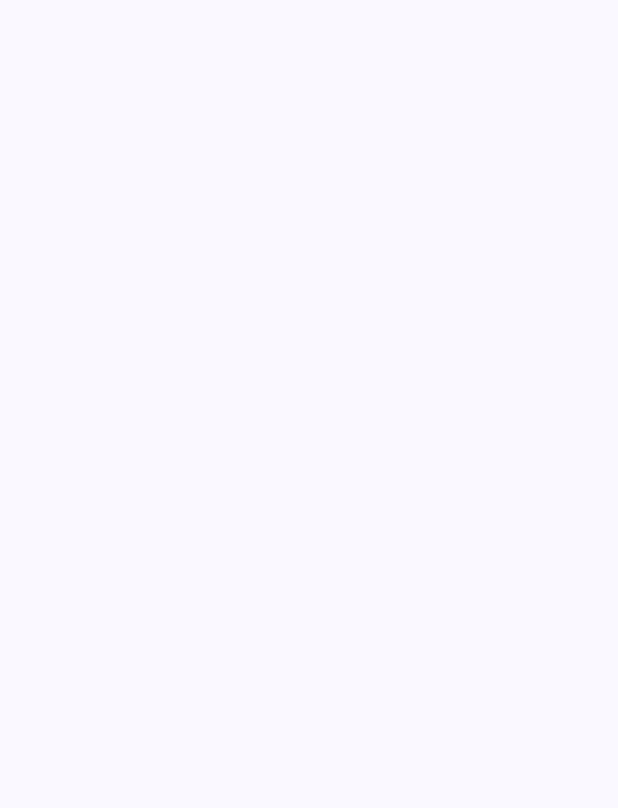
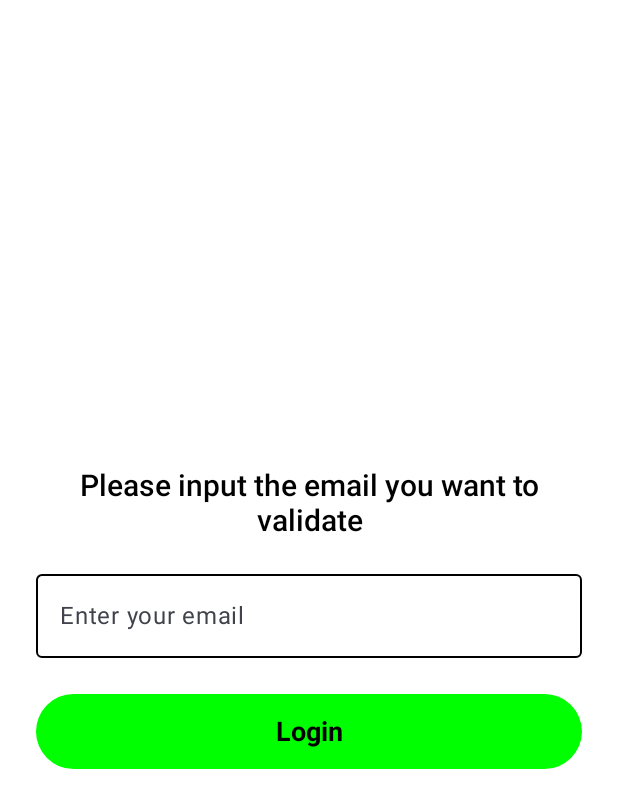
Before and after one commit to FakhrulASA/Email-Validator-Compose-Clean, an Android app built with Jetpack Compose: the screen it shows after launch (MainActivity), on a phone screen of 412 x 824 dp. Before the commit the part shown is empty. Shown: the top 808 px of the screen. Run offline under Robolectric (Android 15) with nearby library versions, the phone set to English and light mode, and no system bars.

```diff
--- a/app/src/main/java/com/fakhrulasa/emailvalidator_composeclean/MainActivity.kt
+++ b/app/src/main/java/com/fakhrulasa/emailvalidator_composeclean/MainActivity.kt
@@ -11,6 +11,7 @@ import androidx.compose.material3.Scaffold
 import androidx.compose.runtime.Composable
 import androidx.compose.ui.Alignment
 import androidx.compose.ui.Modifier
+import com.fakhrulasa.emailvalidator_composeclean.presentation.screen.EmailValidatorInputScreen
 import com.fakhrulasa.emailvalidator_composeclean.ui.theme.EmailValidatorComposeCleanTheme
 
 class MainActivity : ComponentActivity() {
@@ -20,20 +21,9 @@ class MainActivity : ComponentActivity() {
         setContent {
             EmailValidatorComposeCleanTheme {
                 Scaffold(modifier = Modifier.fillMaxSize()) { innerPadding ->
-                    ValidatorScreen()
+                    EmailValidatorInputScreen()
                 }
             }
         }
     }
 }
-
-@Composable
-fun ValidatorScreen() {
-    Column(
-        modifier = Modifier.fillMaxSize(),
-        verticalArrangement = Arrangement.Center,
-        horizontalAlignment = Alignment.CenterHorizontally
-    ) {
-
-    }
-}
--- a/app/src/main/java/com/fakhrulasa/emailvalidator_composeclean/presentation/screen/EmailValidatorInputScreen.kt
+++ b/app/src/main/java/com/fakhrulasa/emailvalidator_composeclean/presentation/screen/EmailValidatorInputScreen.kt
@@ -3,11 +3,14 @@ package com.fakhrulasa.emailvalidator_composeclean.presentation.screen
 import android.os.Bundle
 import androidx.activity.ComponentActivity
 import androidx.activity.compose.setContent
+import androidx.compose.foundation.background
 import androidx.compose.foundation.layout.Arrangement
 import androidx.compose.foundation.layout.Column
 import androidx.compose.foundation.layout.Spacer
+import androidx.compose.foundation.layout.fillMaxSize
 import androidx.compose.foundation.layout.fillMaxWidth
 import androidx.compose.foundation.layout.height
+import androidx.compose.foundation.layout.padding
 import androidx.compose.material3.Button
 import androidx.compose.material3.ButtonDefaults
 import androidx.compose.material3.CircularProgressIndicator
@@ -19,31 +22,24 @@ import androidx.compose.ui.graphics.Color
 import androidx.compose.ui.res.stringResource
 import androidx.compose.ui.text.TextStyle
 import androidx.compose.ui.text.font.FontWeight
+import androidx.compose.ui.text.style.TextAlign
 import androidx.compose.ui.unit.dp
 import androidx.compose.ui.unit.sp
 import com.fakhrulasa.emailvalidator_composeclean.R
 import com.fakhrulasa.emailvalidator_composeclean.presentation.widget.OutlinedTextFieldCustom
 
-class EmailValidatorInputActivity : ComponentActivity() {
-    override fun onCreate(savedInstanceState: Bundle?) {
-        super.onCreate(savedInstanceState)
-        setContent {
-            EmailValidatorInputScreen()
-        }
-    }
-}
-
 @Composable
 fun EmailValidatorInputScreen() {
     Column(
-        verticalArrangement = Arrangement.Center, horizontalAlignment = Alignment.CenterHorizontally
+        verticalArrangement = Arrangement.Center, horizontalAlignment = Alignment.CenterHorizontally, modifier = Modifier.fillMaxSize().background(
+            Color.White).padding(24.dp)
     ) {
-        Text(text = stringResource(R.string.please_input_the_email_you_want_to_validate))
+        Text(text = stringResource(R.string.please_input_the_email_you_want_to_validate), style = TextStyle(fontSize = 20.sp, fontWeight = FontWeight.W500, color = Color.Black, textAlign = TextAlign.Center))
         Spacer(modifier = Modifier.height(16.dp))
         OutlinedTextFieldCustom(stringResource(R.string.enter_your_email)) {
 
         }
-        Spacer(modifier = Modifier.height(42.dp))
+        Spacer(modifier = Modifier.height(24.dp))
 
         Button(
             onClick = {
--- a/app/src/main/java/com/fakhrulasa/emailvalidator_composeclean/presentation/widget/OutlinedInputField.kt
+++ b/app/src/main/java/com/fakhrulasa/emailvalidator_composeclean/presentation/widget/OutlinedInputField.kt
@@ -54,7 +54,9 @@ fun OutlinedTextFieldCustom(
         colors = OutlinedTextFieldDefaults.colors(
             focusedBorderColor = Color.Green,
             focusedLabelColor = Color.Black,
-            unfocusedBorderColor = Color.Gray
+            unfocusedBorderColor = Color.Black,
+            focusedPlaceholderColor = Color.Black,
+            unfocusedPlaceholderColor = Color.Black
         )
     )
 }
```
Also changed, not shown: app/build.gradle.kts (+3 -14 lines).
